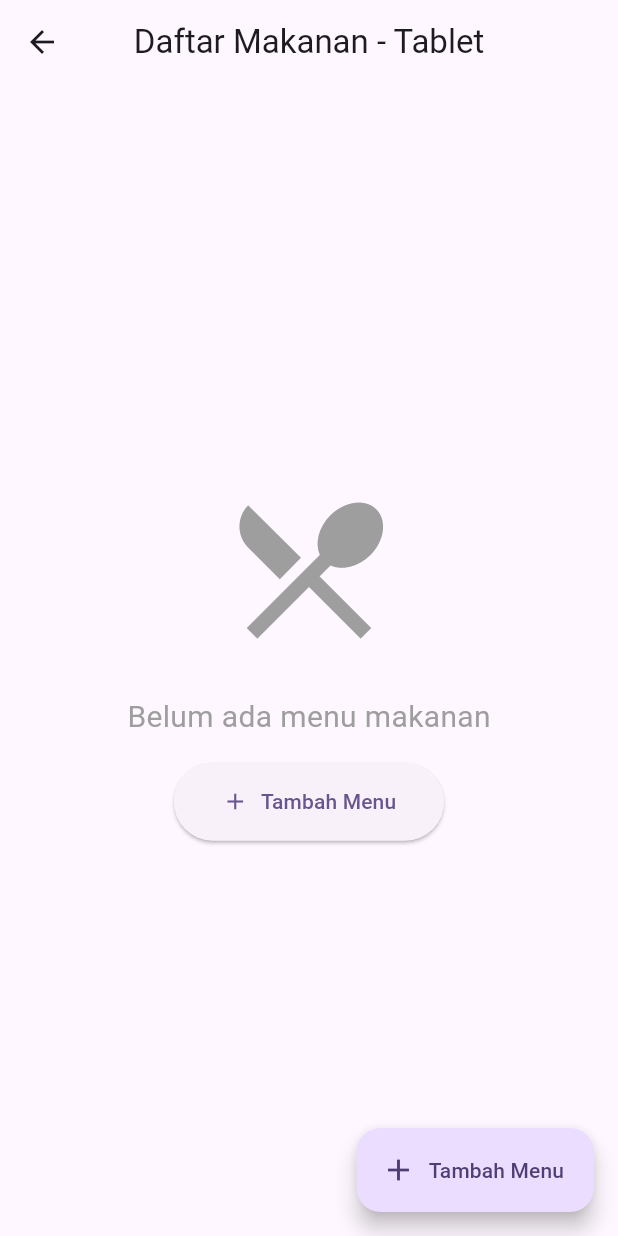
After one commit to HanSide/CrudFirestore, a Flutter app: the FoodTabletPage screen opened directly, on a phone screen of 412 x 824 dp. The commit adds this screen. Run offline on Flutter 3.47's test engine with Material 3 defaults, Android fonts, the phone set to English and light mode, and no system bars; our stand-ins replace firebase_core, firebase_database, get; accounts and stored records are empty.

Commit message:
[MRA]Responsive And adding routes

```diff
--- /dev/null
+++ b/lib/binding/food_binding.dart
@@ -0,0 +1,9 @@
+import 'package:crud_firestore/controller/food_controller.dart';
+import 'package:get/get.dart';
+
+class FoodBinding extends Bindings {
+  @override
+  void dependencies() {
+    Get.put(FoodController());
+  }
+}
--- /dev/null
+++ b/lib/pages/food_tablet.dart
@@ -0,0 +1,73 @@
+import 'package:crud_firestore/controller/food_controller.dart';
+import 'package:crud_firestore/widget/custom_list.dart';
+import 'package:flutter/material.dart';
+import 'package:get/get.dart';
+
+class FoodTabletPage extends StatelessWidget {
+  const FoodTabletPage({super.key});
+
+  @override
+  Widget build(BuildContext context) {
+    final controller = Get.find<FoodController>();
+
+    return Scaffold(
+      appBar: AppBar(
+        title: const Text("Daftar Makanan - Tablet"),
+        centerTitle: true,
+      ),
+
+      floatingActionButton: FloatingActionButton.extended(
+        onPressed: controller.showAddDialog,
+        icon: const Icon(Icons.add),
+        label: const Text('Tambah Menu'),
+      ),
+
+      body: Obx(() {
+        if (controller.isLoading.value && controller.foodList.isEmpty) {
+          return Center(child: CircularProgressIndicator());
+        }
+
+        if (controller.foodList.isEmpty) {
+          return Center(
+            child: Column(
+              mainAxisAlignment: MainAxisAlignment.center,
+              children: [
+                Icon(Icons.restaurant_menu, size: 120, color: Colors.grey),
+                SizedBox(height: 24),
+                Text(
+                  'Belum ada menu makanan',
+                  style: TextStyle(fontSize: 20, color: Colors.grey),
+                ),
+                SizedBox(height: 16),
+                ElevatedButton.icon(
+                  onPressed: controller.showAddDialog,
+                  icon: Icon(Icons.add),
+                  label: Text('Tambah Menu'),
+                  style: ElevatedButton.styleFrom(
+                    padding: EdgeInsets.symmetric(horizontal: 32, vertical: 16),
+                  ),
+                ),
+              ],
+            ),
+          );
+        }
+
+
+        return GridView.builder(
+          padding: const EdgeInsets.all(24),
+          gridDelegate: SliverGridDelegateWithFixedCrossAxisCount(
+            crossAxisCount: controller.gridColumns,
+            crossAxisSpacing: 16,
+            mainAxisSpacing: 16,
+            childAspectRatio: 2.2,
+          ),
+          itemCount: controller.foodList.length,
+          itemBuilder: (context, index) {
+            final food = controller.foodList[index];
+            return TabletFoodCard(food: food, controller: controller);
+          },
+        );
+      }),
+    );
+  }
+}
--- a/lib/route/pages.dart
+++ b/lib/route/pages.dart
@@ -0,0 +1,14 @@
+import 'package:crud_firestore/binding/food_binding.dart';
+import 'package:crud_firestore/pages/foodPages.dart';
+import 'package:crud_firestore/route/route.dart';
+import 'package:get/get.dart';
+
+class AppPage {
+  static final pages = [
+    GetPage(
+      name: AppRoutes.foodPage,
+      page: () => FoodPage(),
+      binding: FoodBinding(),
+    ),
+  ];
+}
--- a/lib/route/route.dart
+++ b/lib/route/route.dart
@@ -0,0 +1,3 @@
+class AppRoutes{
+static const String foodPage = '/foodPage';
+}
```
Also changed, not shown: lib/controller/food_controller.dart (+14 -0 lines), lib/main.dart (+13 -3 lines), lib/pages/foodPages.dart (+15 -50 lines), lib/pages/food_mobile.dart (added, +60 -0 lines), lib/widget/custom_button.dart (deleted, +0 -41 lines), lib/widget/custom_card.dart (deleted, +0 -97 lines), lib/widget/custom_list.dart (+119 -0 lines), lib/widget/custom_textfield.dart (deleted, +0 -51 lines).
